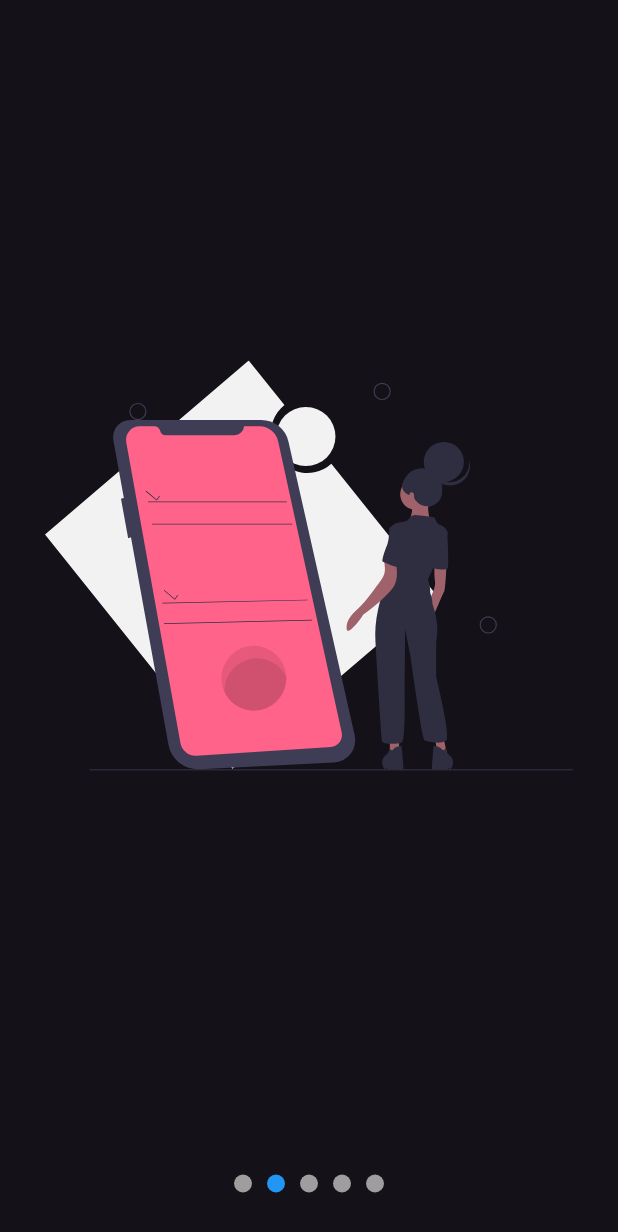
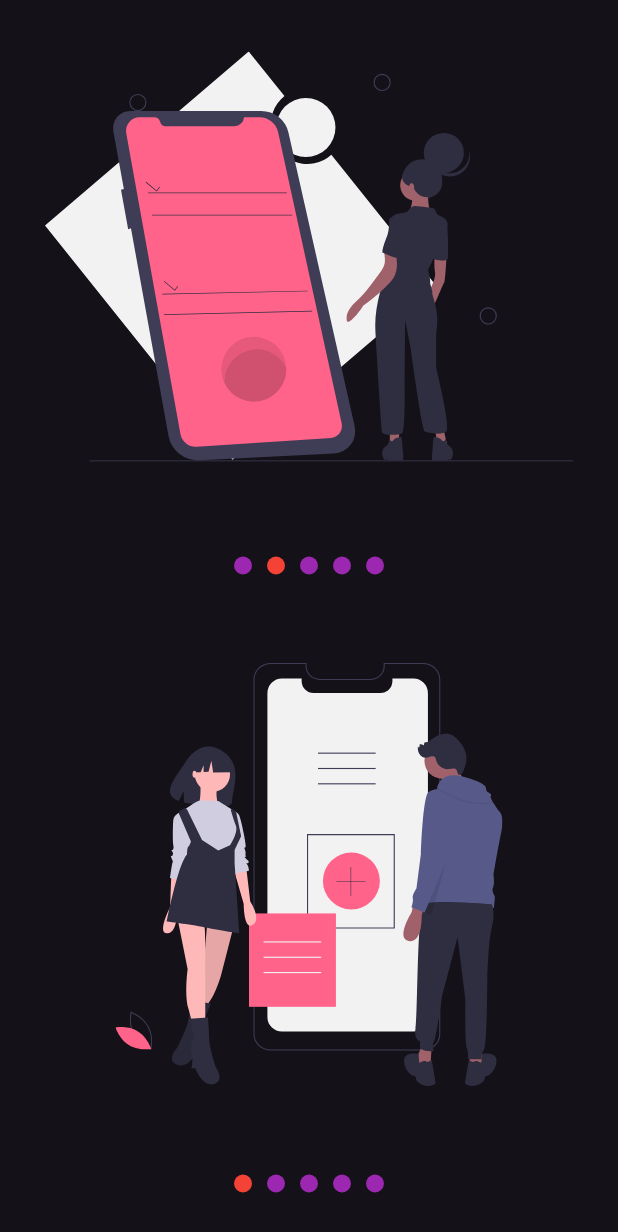
Before and after one commit to max-vigtov/disenos-flutter, a Flutter app: the screen it shows after launch, swiped to page 2, on a phone screen of 412 x 824 dp. Shown: the top 1232 px of the screen. Run offline on Flutter 3.47's test engine with Material 3 defaults, Android fonts, the phone set to English and light mode, and no system bars; our stand-ins replace flutter_svg.

Commit message:
SlideShow: Modify the widgets proporties by providers

```diff
--- a/lib/src/pages/slideshow_page.dart
+++ b/lib/src/pages/slideshow_page.dart
@@ -7,14 +7,37 @@ class SlideshowPage extends StatelessWidget {
 
   @override
   Widget build(BuildContext context) {
-    return Scaffold(
-      body: Slideshow(slides: [
+    return const Scaffold(
+      body: Column(
+        children: [
+          Expanded(child: MySlideShow()),
+          Expanded(child: MySlideShow()),
+        ],
+      )
+    );
+  }
+}
+
+class MySlideShow extends StatelessWidget {
+  const MySlideShow({
+    super.key,
+  });
+
+  @override
+  Widget build(BuildContext context) {
+    return Slideshow(
+      //upDots: true,
+      primaryBullet: 15,
+      secondaryBullet: 12,
+      primaryColor: Colors.red,
+      secondaryColor: Colors.purple,
+      slides: [
         SvgPicture.asset('assets/svgs/slide-1.svg'),
         SvgPicture.asset('assets/svgs/slide-2.svg'),
         SvgPicture.asset('assets/svgs/slide-3.svg'),
         SvgPicture.asset('assets/svgs/slide-4.svg'),
         SvgPicture.asset('assets/svgs/slide-5.svg'),
-      ])
+      ]
     );
   }
 }
--- a/lib/src/widgets/slideshow.dart
+++ b/lib/src/widgets/slideshow.dart
@@ -1,34 +1,77 @@
-import 'package:disenos_flutter/src/models/slider_model.dart';
 import 'package:flutter/material.dart';
 import 'package:provider/provider.dart';
 
 class Slideshow extends StatelessWidget {
 
   final List<Widget> slides;
+  final bool upDots;
+  final Color primaryColor;
+  final Color secondaryColor;
+  final double primaryBullet;
+  final double secondaryBullet;
 
-  const Slideshow({super.key, required this.slides});
+  const Slideshow({
+    super.key,
+    required this.slides,
+    this.upDots = false,
+    this.primaryColor = Colors.blue,
+    this.secondaryColor = Colors.grey,
+    this.primaryBullet  = 12.0,
+    this.secondaryBullet = 12.0
+  });
 
   @override
   Widget build(BuildContext context) {
     return ChangeNotifierProvider(
-      create: (context) => SliderModel(),
-      child:  Center(
-          child: Column(
-            children: [
-              Expanded(
-                child: _Slides(slides)),
-               _Dots(slides.length)
-            ],
-          )
+      create: (_) => _SlideShowModel(),
+      child: SafeArea(
+        child: Center(
+            child: Builder(
+              builder:(context) {
+                Provider.of<_SlideShowModel>(context).setPrimaryColor = primaryColor;
+                Provider.of<_SlideShowModel>(context).setSecondaryColor = secondaryColor;
+              return StructureSlideShow(upDots: upDots, slides: slides);
+              }
+            )
         ),
+      ),
     );
   }
 }
 
+class StructureSlideShow extends StatelessWidget {
+  const StructureSlideShow({
+    super.key,
+    required this.upDots,
+    required this.slides,
+  });
+
+  final bool upDots;
+  final List<Widget> slides;
+
+  @override
+  Widget build(BuildContext context) {
+    return Column(
+      children: [
+        if ( upDots ) _Dots(slides.length),
+
+        Expanded(child: _Slides(slides)),
+
+        if ( !upDots ) _Dots(slides.length),
+
+      ],
+    );
+  }
+}
 
 class _Dots extends StatelessWidget {
+
   final int totalSlides;
-  const _Dots(this.totalSlides);
+
+  const _Dots(
+    this.totalSlides,
+
+  );
 
   @override
   Widget build(BuildContext context) {
@@ -37,7 +80,7 @@ class _Dots extends StatelessWidget {
       height: 70,
       child: Row(
         mainAxisAlignment: MainAxisAlignment.center,
-        children: List.generate(totalSlides, (index) => _Dot(index))
+        children: List.generate(totalSlides, (index) => _Dot(index,))
       ),
     );
   }
@@ -47,21 +90,32 @@ class _Dot extends StatelessWidget {
 
   final int index;
 
-  const _Dot(this.index);
+  const _Dot(this.index, );
 
   @override
   Widget build(BuildContext context) {
 
-    final pageViewIndex = Provider.of<SliderModel>(context).currentPage;
+    final slideShowModel = Provider.of<_SlideShowModel>(context);
+    double size = 0;
+    Color color;
+
+    if (slideShowModel.currentPage  >= index - 0.5 && slideShowModel.currentPage < index + 0.5){
+      size = slideShowModel.primaryBullet;
+      color = slideShowModel.primaryColor;
+
+    } else {
+      size = slideShowModel.secondaryBullet;
+      color = slideShowModel.secondaryColor;
+
+    }
+
     return AnimatedContainer(
       duration: const Duration(milliseconds: 200),
-      width: 12,
-      height: 12,
+      width: size,
+      height: size,
       margin: const EdgeInsets.symmetric(horizontal: 5),
       decoration: BoxDecoration(
-        color: (pageViewIndex >= index - 0.5 && pageViewIndex < index + 0.5)
-          ? Colors.blue
-          : Colors.grey,
+        color: color,
         shape: BoxShape.circle
       ),
     );
@@ -86,7 +140,7 @@ class _SlidesState extends State<_Slides> {
     super.initState();
     pageViewController.addListener(() {
         //update provider, slidermodel
-        Provider.of<SliderModel>(context, listen: false).setCurrentPage = pageViewController.page!;
+        Provider.of<_SlideShowModel>(context, listen: false).setCurrentPage = pageViewController.page!;
      });
   }
 
@@ -126,3 +180,39 @@ class _Slide extends StatelessWidget {
     );
   }
 }
+
+class _SlideShowModel with ChangeNotifier{
+
+  double _currentPage = 0;
+
+  Color _primaryColor =  Colors.blue;
+  Color _secondaryColor = Colors.grey;
+  double _primaryBullet = 12;
+  double _secondaryBullet = 12;
+
+  double get currentPage => _currentPage;
+  set setCurrentPage(double currentPage) {
+    _currentPage = currentPage;
+    notifyListeners();
+  }
+
+  Color get primaryColor => _primaryColor;
+  set setPrimaryColor(Color primaryColor) {
+    _primaryColor = primaryColor;
+  }
+
+  Color get secondaryColor => _secondaryColor;
+  set setSecondaryColor(Color secondaryColor) {
+    _secondaryColor = secondaryColor;
+  }
+
+  double get primaryBullet => _primaryBullet;
+  set setPrimaryBullet(double size) {
+    _primaryBullet = size;
+  }
+
+  double get secondaryBullet => _secondaryBullet;
+  set setSecondaryBullet(double size) {
+    _secondaryBullet = size;
+  }
+}
```
